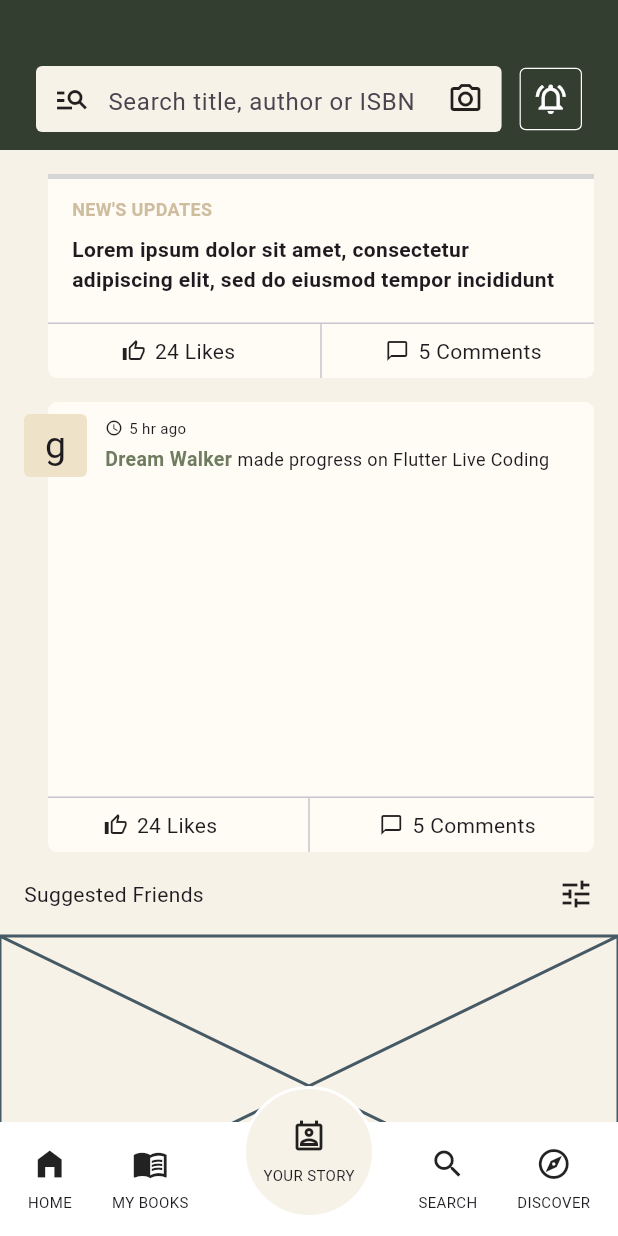
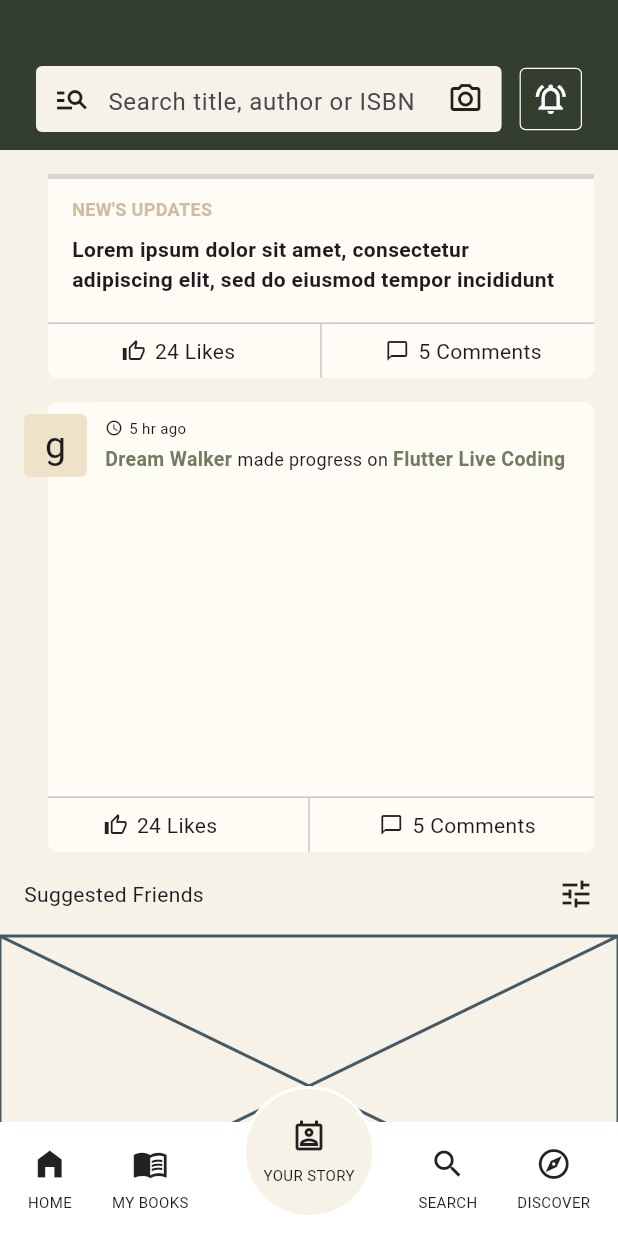
Before and after one commit to JAICHANGPARK/flutter_notebook_chapter_43, a Flutter app: the NewsFeedHomePage screen opened directly, scrolled down 164 dp, on a phone screen of 412 x 824 dp. Run offline on Flutter 3.47's test engine with Material 3 defaults, Android fonts, the phone set to English and light mode, and no system bars; our stand-ins replace gap, hugeicons; network calls fail; grey boxes are pictures that could not be loaded.

Commit message:
Update news_feed_home_page.dart

```diff
--- a/lib/ep2163_newsfeed_app/views/news_feed_home_page.dart
+++ b/lib/ep2163_newsfeed_app/views/news_feed_home_page.dart
@@ -288,7 +288,13 @@ class _NewsFeedHomePageState extends State<NewsFeedHomePage> {
                                                         ),
                                                       ),
                                                       TextSpan(text: "made progress on "),
-                                                      TextSpan(text: "Flutter Live Coding "),
+                                                      TextSpan(text: "Flutter Live Coding ",
+                                                        style: TextStyle(
+                                                          color: Color.fromRGBO(111, 124, 96, 1),
+                                                          fontWeight: FontWeight.bold,
+                                                          fontSize: 13,
+                                                        ),
+                                                      ),
                                                     ],
                                                   ),
                                                   style: TextStyle(
```
